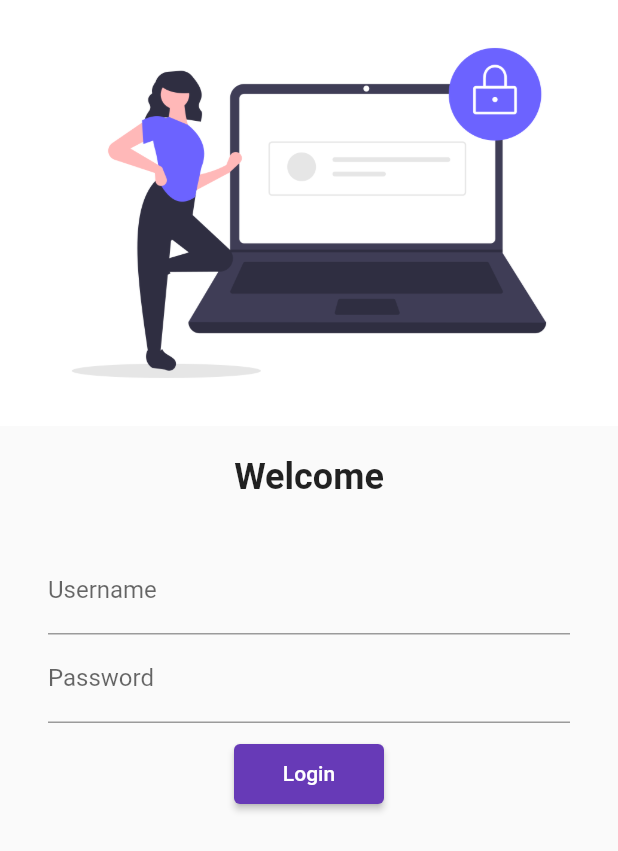
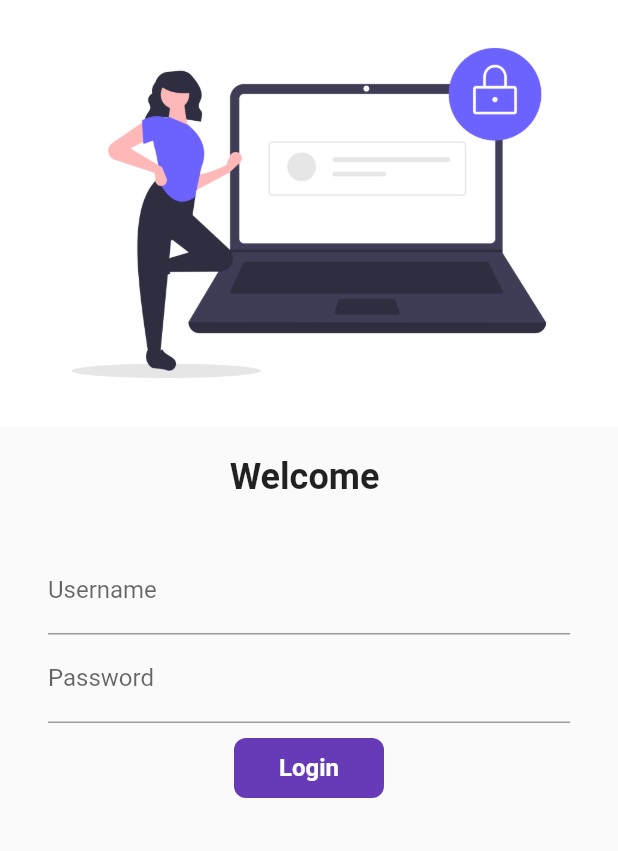
Before and after one commit to bhupi1234/this-is-flutter-apk-details, a Flutter app: the screen it shows after launch, on a phone screen of 412 x 824 dp. Shown: the top 851 px of the screen. Run offline on Flutter 3.47's test engine with Material 2 defaults, Android fonts, the phone set to English and light mode, and no system bars; our stand-ins replace google_fonts.

Commit message:
day 6 is completed button animation

```diff
--- a/lib/Pages/login_page.dart
+++ b/lib/Pages/login_page.dart
@@ -1,7 +1,16 @@
 import 'package:flutter/material.dart';
 import 'package:flutter_application_1/utils/Routes.dart';
+import 'package:google_fonts/google_fonts.dart';
 
-class LoginPage extends StatelessWidget {
+class LoginPage extends StatefulWidget {
+  @override
+  State<LoginPage> createState() => _LoginPageState();
+}
+
+class _LoginPageState extends State<LoginPage> {
+  String name = "";
+  bool changeButton = false;
+
   @override
   Widget build(BuildContext context) {
     return Material(
@@ -12,7 +21,7 @@ class LoginPage extends StatelessWidget {
             height: 20.0,
           ),
           Text(
-            "Welcome",
+            "Welcome $name",
             style: TextStyle(
               fontSize: 24,
               fontWeight: FontWeight.bold,
@@ -32,6 +41,10 @@ class LoginPage extends StatelessWidget {
                   hintText: "Enter Username",
                   labelText: "Username",
                 ),
+                onChanged: (value) {
+                  name = value;
+                  setState(() {});
+                },
               ),
               TextFormField(
                 obscureText: true,
@@ -43,13 +56,47 @@ class LoginPage extends StatelessWidget {
               SizedBox(
                 height: 10.0,
               ),
-              ElevatedButton(
-                child: Text("Login"),
-                style: TextButton.styleFrom(minimumSize: Size(100, 40)),
-                onPressed: () {
+
+              InkWell(
+                onTap: () async {
+                  setState(() {
+                    changeButton = true;
+                  });
+                  await Future.delayed(Duration(seconds: 1));
                   Navigator.pushNamed(context, MyRoutes.homeRoute);
                 },
+                child: AnimatedContainer(
+                  duration: Duration(seconds: 1),
+                  width: changeButton ? 50 : 100,
+                  height: 40,
+                  alignment: Alignment.center,
+                  child: changeButton
+                      ? Icon(Icons.done, color: Colors.white)
+                      : Text(
+                          "Login",
+                          style: TextStyle(
+                            fontWeight: FontWeight.bold,
+                            fontSize: 16,
+                            color: Colors.white,
+                          ),
+                        ),
+                  decoration: BoxDecoration(
+                      color: Colors.deepPurple,
+                      //  shape: changeButton ?
+                      //BoxShape.circle :
+                      // BoxShape.rectangle,
+                      borderRadius:
+                          BorderRadius.circular(changeButton ? 50 : 8)),
+                ),
               ),
+
+              // ElevatedButton(
+              //   child: Text("Login"),
+              //   style: TextButton.styleFrom(minimumSize: Size(100, 40)),
+              //   onPressed: () {
+              //     Navigator.pushNamed(context, MyRoutes.homeRoute);
+              //   },
+              //  ),
             ]),
           ),
         ]),
--- a/lib/main.dart
+++ b/lib/main.dart
@@ -1,6 +1,6 @@
 import 'package:flutter/material.dart';
 import 'package:flutter_application_1/utils/Routes.dart';
-
+import 'package:google_fonts/google_fonts.dart';
 import 'pages/home_page.dart';
 import 'pages/login_page.dart';
 
--- a/pubspec.yaml
+++ b/pubspec.yaml
@@ -36,6 +36,7 @@ dependencies:
   # The following adds the Cupertino Icons font to your application.
   # Use with the CupertinoIcons class for iOS style icons.
   cupertino_icons: ^1.0.2
+  google_fonts: ^3.0.1
 
 dev_dependencies:
   flutter_test:
```
Also changed, not shown: pubspec.lock, 1 other file.
